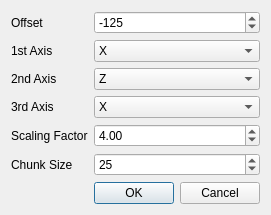
Above: apps/VC/VCOverlayImportDlg.ui from spacegaier/volume-cartographer before the change. Below: the same form after it.
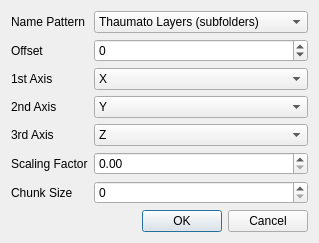
That is the form after the change.

Commit message: add support for Thaumato cell overlays

What changed in the file:
```diff
--- a/apps/VC/VCOverlayImportDlg.ui
+++ b/apps/VC/VCOverlayImportDlg.ui
@@ -6,22 +6,22 @@
    <rect>
     <x>0</x>
     <y>0</y>
-    <width>269</width>
-    <height>210</height>
+    <width>319</width>
+    <height>238</height>
    </rect>
   </property>
   <property name="windowTitle">
    <string>Overlay Import</string>
   </property>
   <layout class="QFormLayout" name="formLayout">
-   <item row="0" column="0">
+   <item row="1" column="0">
     <widget class="QLabel" name="label">
      <property name="text">
       <string>Offset</string>
      </property>
     </widget>
    </item>
-   <item row="0" column="1">
+   <item row="1" column="1">
     <widget class="QSpinBox" name="spinBoxOffset">
      <property name="minimum">
       <number>-99999</number>
@@ -30,21 +30,21 @@
       <number>99999</number>
      </property>
      <property name="value">
-      <number>-125</number>
+      <number>0</number>
      </property>
     </widget>
    </item>
-   <item row="1" column="0">
+   <item row="2" column="0">
     <widget class="QLabel" name="label_3">
      <property name="text">
       <string>1st Axis</string>
      </property>
     </widget>
    </item>
-   <item row="1" column="1">
+   <item row="2" column="1">
     <widget class="QComboBox" name="comboBox1stAxis">
      <property name="currentText">
-      <string>Y</string>
+      <string>X</string>
      </property>
      <item>
       <property name="text">
@@ -63,20 +63,20 @@
      </item>
     </widget>
    </item>
-   <item row="2" column="0">
+   <item row="3" column="0">
     <widget class="QLabel" name="label_4">
      <property name="text">
       <string>2nd Axis</string>
      </property>
     </widget>
    </item>
-   <item row="2" column="1">
+   <item row="3" column="1">
     <widget class="QComboBox" name="comboBox2ndAxis">
      <property name="currentText">
-      <string>Z</string>
+      <string>Y</string>
      </property>
      <property name="currentIndex">
-      <number>2</number>
+      <number>1</number>
      </property>
      <item>
       <property name="text">
@@ -95,20 +95,20 @@
      </item>
     </widget>
    </item>
-   <item row="3" column="0">
+   <item row="4" column="0">
     <widget class="QLabel" name="label_2">
      <property name="text">
       <string>3rd Axis</string>
      </property>
     </widget>
    </item>
-   <item row="3" column="1">
+   <item row="4" column="1">
     <widget class="QComboBox" name="comboBox3rdAxis">
      <property name="currentText">
-      <string>X</string>
+      <string>Z</string>
      </property>
      <property name="currentIndex">
-      <number>0</number>
+      <number>2</number>
      </property>
      <item>
       <property name="text">
@@ -127,7 +127,7 @@
      </item>
     </widget>
    </item>
-   <item row="8" column="1">
+   <item row="9" column="1">
     <widget class="QDialogButtonBox" name="buttonBox">
      <property name="orientation">
       <enum>Qt::Horizontal</enum>
@@ -140,37 +140,61 @@
      </property>
     </widget>
    </item>
-   <item row="4" column="0">
+   <item row="5" column="0">
     <widget class="QLabel" name="label_5">
      <property name="text">
       <string>Scaling Factor</string>
      </property>
     </widget>
    </item>
-   <item row="4" column="1">
+   <item row="5" column="1">
     <widget class="QDoubleSpinBox" name="doubleSpinBoxScalingFactor">
      <property name="decimals">
       <number>2</number>
      </property>
      <property name="value">
-      <double>4.000000000000000</double>
+      <double>0.000000000000000</double>
      </property>
     </widget>
    </item>
-   <item row="5" column="0">
+   <item row="6" column="0">
     <widget class="QLabel" name="label_6">
      <property name="text">
       <string>Chunk Size</string>
      </property>
     </widget>
    </item>
-   <item row="5" column="1">
+   <item row="6" column="1">
     <widget class="QSpinBox" name="spinBoxChunkSize">
+     <property name="maximum">
+      <number>9999</number>
+     </property>
      <property name="value">
-      <number>25</number>
+      <number>0</number>
      </property>
     </widget>
    </item>
+   <item row="0" column="0">
+    <widget class="QLabel" name="label_7">
+     <property name="text">
+      <string>Name Pattern</string>
+     </property>
+    </widget>
+   </item>
+   <item row="0" column="1">
+    <widget class="QComboBox" name="comboBoxNamePattern">
+     <item>
+      <property name="text">
+       <string>Thaumato Layers (subfolders)</string>
+      </property>
+     </item>
+     <item>
+      <property name="text">
+       <string>Thaumato Cells (files)</string>
+      </property>
+     </item>
+    </widget>
+   </item>
   </layout>
  </widget>
  <tabstops>
```
The commit also changes 6 other files.
